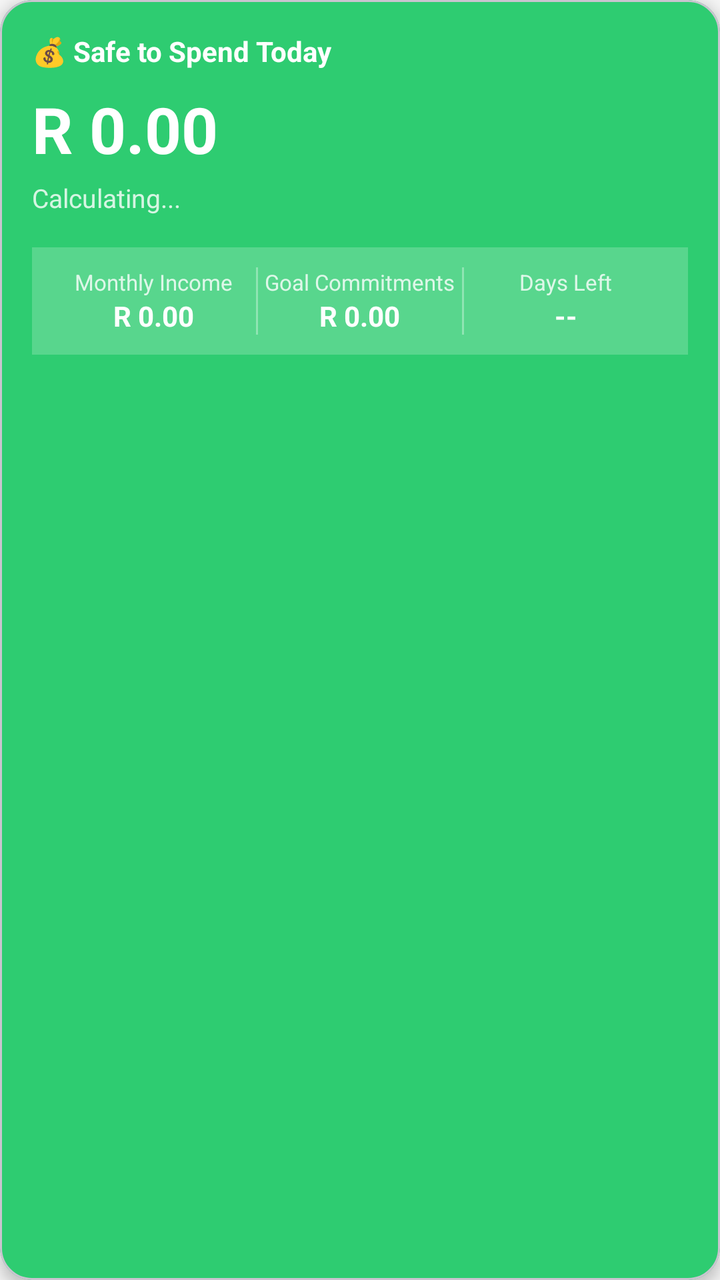
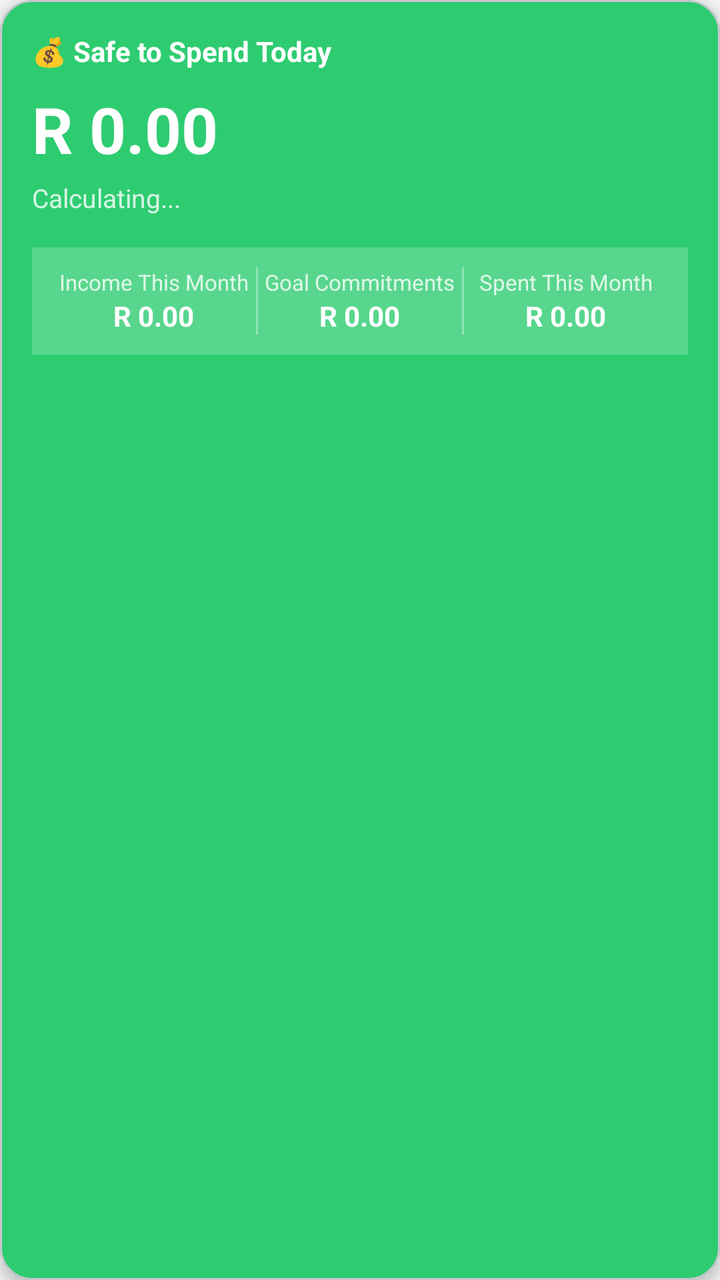

An Android layout rendered at two revisions. The XML below is the earlier revision; the diff shows what the commit changed to produce the second picture.
<!-- AndroidManifest.xml: application theme Theme.KhulisaWallet -->
<!-- res/layout/card_safe_to_spend.xml -->
<?xml version="1.0" encoding="utf-8"?>
<com.google.android.material.card.MaterialCardView
    xmlns:android="http://schemas.android.com/apk/res/android"
    xmlns:app="http://schemas.android.com/apk/res-auto"
    android:id="@+id/card_safe_to_spend"
    android:layout_width="match_parent"
    android:layout_height="wrap_content"
    android:layout_marginHorizontal="16dp"
    android:layout_marginBottom="12dp"
    app:cardCornerRadius="16dp"
    app:cardElevation="4dp"
    app:cardBackgroundColor="@color/colorPrimary">

    <LinearLayout
        android:layout_width="match_parent"
        android:layout_height="wrap_content"
        android:orientation="vertical"
        android:padding="16dp">

        
        <LinearLayout
            android:layout_width="match_parent"
            android:layout_height="wrap_content"
            android:orientation="horizontal"
            android:gravity="center_vertical"
            android:layout_marginBottom="8dp">

            <TextView
                android:layout_width="0dp"
                android:layout_height="wrap_content"
                android:layout_weight="1"
                android:text="💰 Safe to Spend Today"
                android:textColor="@android:color/white"
                android:textSize="14sp"
                android:textStyle="bold" />

            <TextView
                android:id="@+id/tv_days_left"
                android:layout_width="wrap_content"
                android:layout_height="wrap_content"
                android:textColor="#CCFFFFFF"
                android:textSize="12sp" />

        </LinearLayout>

        
        <TextView
            android:id="@+id/tv_safe_amount"
            android:layout_width="wrap_content"
            android:layout_height="wrap_content"
            android:text="R 0.00"
            android:textColor="@android:color/white"
            android:textSize="32sp"
            android:textStyle="bold"
            android:layout_marginBottom="4dp" />

        
        <TextView
            android:id="@+id/tv_safe_message"
            android:layout_width="wrap_content"
            android:layout_height="wrap_content"
            android:text="Calculating..."
            android:textColor="#CCFFFFFF"
            android:textSize="13sp"
            android:layout_marginBottom="12dp" />

        
        <LinearLayout
            android:layout_width="match_parent"
            android:layout_height="wrap_content"
            android:orientation="horizontal"
            android:background="#33FFFFFF"
            android:padding="10dp"
            android:layout_marginTop="4dp">

            
            <LinearLayout
                android:layout_width="0dp"
                android:layout_height="wrap_content"
                android:layout_weight="1"
                android:orientation="vertical"
                android:gravity="center">

                <TextView
                    android:layout_width="wrap_content"
                    android:layout_height="wrap_content"
                    android:text="Monthly Income"
                    android:textColor="#CCFFFFFF"
                    android:textSize="11sp" />

                <TextView
                    android:id="@+id/tv_monthly_income"
                    android:layout_width="wrap_content"
                    android:layout_height="wrap_content"
                    android:text="R 0.00"
                    android:textColor="@android:color/white"
                    android:textSize="14sp"
                    android:textStyle="bold" />

            </LinearLayout>

            
            <View
                android:layout_width="1dp"
                android:layout_height="match_parent"
                android:background="#55FFFFFF" />

            
            <LinearLayout
                android:layout_width="0dp"
                android:layout_height="wrap_content"
                android:layout_weight="1"
                android:orientation="vertical"
                android:gravity="center">

                <TextView
                    android:layout_width="wrap_content"
                    android:layout_height="wrap_content"
                    android:text="Goal Commitments"
                    android:textColor="#CCFFFFFF"
                    android:textSize="11sp" />

                <TextView
                    android:id="@+id/tv_goal_commitments"
                    android:layout_width="wrap_content"
                    android:layout_height="wrap_content"
                    android:text="R 0.00"
                    android:textColor="@android:color/white"
                    android:textSize="14sp"
                    android:textStyle="bold" />

            </LinearLayout>

            
            <View
                android:layout_width="1dp"
                android:layout_height="match_parent"
                android:background="#55FFFFFF" />

            
            <LinearLayout
                android:layout_width="0dp"
                android:layout_height="wrap_content"
                android:layout_weight="1"
                android:orientation="vertical"
                android:gravity="center">

                <TextView
                    android:layout_width="wrap_content"
                    android:layout_height="wrap_content"
                    android:text="Days Left"
                    android:textColor="#CCFFFFFF"
                    android:textSize="11sp" />

                <TextView
                    android:id="@+id/tv_days_remaining"
                    android:layout_width="wrap_content"
                    android:layout_height="wrap_content"
                    android:text="--"
                    android:textColor="@android:color/white"
                    android:textSize="14sp"
                    android:textStyle="bold" />

            </LinearLayout>

        </LinearLayout>

    </LinearLayout>

</com.google.android.material.card.MaterialCardView>
<!-- resources referenced by this layout -->
<resources>
  <color name="colorPrimary">#2ECC71</color>
  <style name="Theme.KhulisaWallet" parent="Base.Theme.KhulisaWallet" />
  <style name="Base.Theme.KhulisaWallet" parent="Theme.Material3.Light.NoActionBar">
          <item name="colorPrimary">@color/colorPrimary</item>
          <item name="colorPrimaryDark">@color/colorPrimaryDark</item>
          <item name="colorOnPrimary">@color/white</item>
          <item name="colorPrimaryContainer">@color/colorPrimaryLight</item>
          <item name="colorOnPrimaryContainer">@color/text_primary</item>
          <item name="colorSecondary">@color/colorPrimaryDark</item>
          <item name="colorOnSecondary">@color/white</item>
          <item name="colorSurface">@color/surface_card</item>
          <item name="colorOnSurface">@color/text_primary</item>
          <item name="android:colorBackground">@color/background_light</item>
          <item name="colorOnBackground">@color/text_primary</item>
          <item name="android:windowBackground">@color/background_light</item>
          <item name="android:statusBarColor">@color/colorPrimaryDark</item>
          <item name="android:navigationBarColor">@color/white</item>
          <item name="android:windowLightStatusBar" tools:targetApi="m">false</item>
          <item name="android:windowOptOutEdgeToEdgeEnforcement" tools:targetApi="35">true</item>
          <item name="android:forceDarkAllowed" tools:targetApi="q">false</item>
      </style>
  <color name="colorPrimaryDark">#27AE60</color>
  <color name="white">#FFFFFFFF</color>
  <color name="colorPrimaryLight">#E8F8F0</color>
  <color name="text_primary">#1A1A1A</color>
  <color name="surface_card">#FFFFFF</color>
  <color name="background_light">#F5F5F5</color>
</resources>

<!-- the commit's change to res/layout/card_safe_to_spend.xml (unified diff, before → after) -->
@@ -84,7 +84,7 @@
                 <TextView
                     android:layout_width="wrap_content"
                     android:layout_height="wrap_content"
-                    android:text="Monthly Income"
+                    android:text="Income This Month"
                     android:textColor="#CCFFFFFF"
                     android:textSize="11sp" />
 
@@ -148,15 +148,15 @@
                 <TextView
                     android:layout_width="wrap_content"
                     android:layout_height="wrap_content"
-                    android:text="Days Left"
+                    android:text="Spent This Month"
                     android:textColor="#CCFFFFFF"
                     android:textSize="11sp" />
 
                 <TextView
-                    android:id="@+id/tv_days_remaining"
+                    android:id="@+id/tv_spent_this_month"
                     android:layout_width="wrap_content"
                     android:layout_height="wrap_content"
-                    android:text="--"
+                    android:text="R 0.00"
                     android:textColor="@android:color/white"
                     android:textSize="14sp"
                     android:textStyle="bold" />
